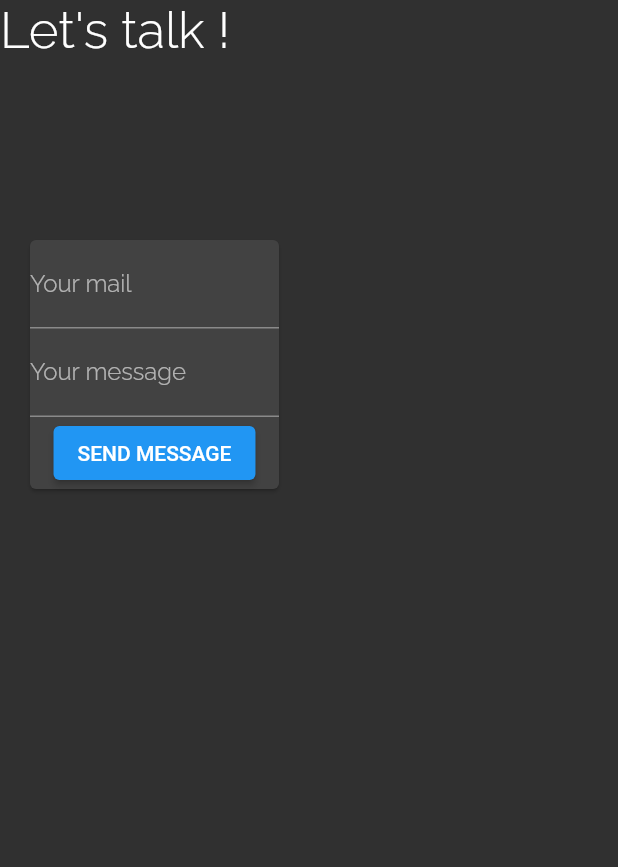
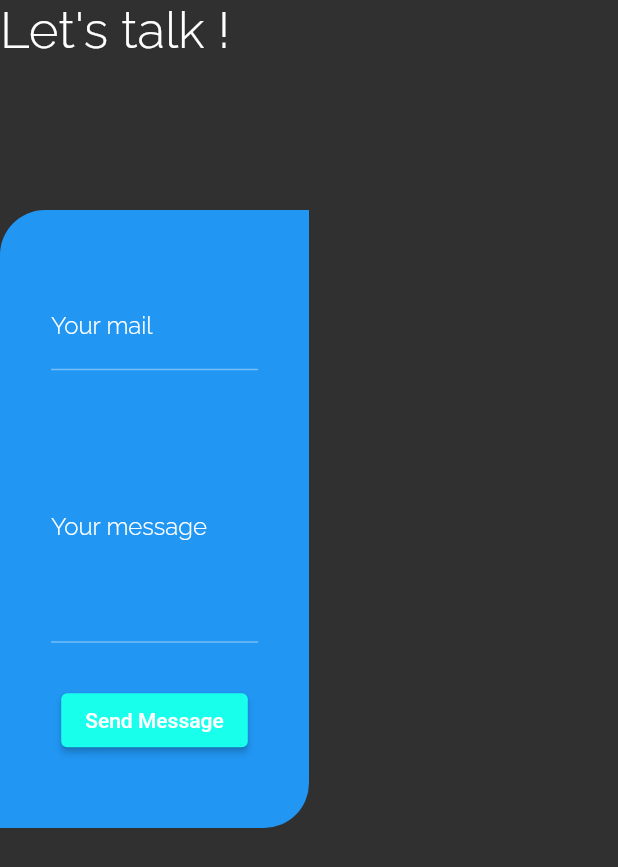
Before and after one commit to DrozdAllan/PortfolioFlutter, a Flutter app: the Contact widget shown alone on an empty page, opened directly, on a phone screen of 412 x 824 dp. Shown: the top 867 px of the screen. Run offline on Flutter 3.47's test engine with Material 2 defaults, Android fonts, the light colour scheme and no system bars; our stand-ins replace carousel_slider, cloud_firestore, firebase_core, google_fonts; accounts and stored records are empty; statements that could not run were skipped.

Commit message:
contact form done, blabla do the rest

```diff
--- /dev/null
+++ b/lib/models/firestore_message_model.dart
@@ -0,0 +1,29 @@
+import 'dart:convert';
+
+class FirestoreMessage {
+  final String mail;
+  final String message;
+  FirestoreMessage({
+    required this.mail,
+    required this.message,
+  });
+
+  Map<String, dynamic> toMap() {
+    return {
+      'mail': mail,
+      'message': message,
+    };
+  }
+
+  factory FirestoreMessage.fromMap(Map<String, dynamic> map) {
+    return FirestoreMessage(
+      mail: map['mail'] ?? '',
+      message: map['message'] ?? '',
+    );
+  }
+
+  String toJson() => json.encode(toMap());
+
+  factory FirestoreMessage.fromJson(String source) =>
+      FirestoreMessage.fromMap(json.decode(source));
+}
--- /dev/null
+++ b/lib/services/mailer.dart
@@ -0,0 +1,20 @@
+import 'package:cloud_firestore/cloud_firestore.dart';
+import 'package:portfolio_flutter/models/firestore_message_model.dart';
+
+class Mailer {
+  static final messagesRef = FirebaseFirestore.instance
+      .collection('messages')
+      .withConverter(
+          fromFirestore: ((snapshot, options) =>
+              FirestoreMessage.fromMap(snapshot.data()!)),
+          toFirestore: (FirestoreMessage firestoreMessage, _) =>
+              firestoreMessage.toMap());
+
+  Future<dynamic> saveMessage(FirestoreMessage message) async {
+    return messagesRef.add(message).then((value) {
+      return 201;
+    }).catchError((error) {
+      return 'an error occured :  $error';
+    });
+  }
+}
--- a/lib/style.dart
+++ b/lib/style.dart
@@ -5,8 +5,18 @@ ThemeData myTheme = ThemeData(
   primarySwatch: Colors.blue,
   brightness: Brightness.dark,
   textTheme: TextTheme(
-    bodyText2: GoogleFonts.raleway(fontWeight: FontWeight.w300),
+    bodyText2: GoogleFonts.raleway(fontWeight: FontWeight.w300, fontSize: 16),
     subtitle1: GoogleFonts.raleway(fontWeight: FontWeight.w300),
+    // all category titles
+    headline2: GoogleFonts.raleway(
+        fontWeight: FontWeight.w300, fontSize: 34, color: Colors.white),
+  ),
+
+  inputDecorationTheme: const InputDecorationTheme(
+    labelStyle: TextStyle(color: Colors.white),
+    focusedBorder: OutlineInputBorder(
+      borderSide: BorderSide(color: Colors.white),
+    ),
   ),
   // TODO: do the scrollbar theme
 //   scrollbarTheme: ScrollbarThemeData()
--- a/lib/widgets/contact.dart
+++ b/lib/widgets/contact.dart
@@ -1,4 +1,9 @@
+import 'dart:developer';
+
 import 'package:flutter/material.dart';
+
+import 'package:portfolio_flutter/models/firestore_message_model.dart';
+import 'package:portfolio_flutter/services/mailer.dart';
 
 class Contact extends StatefulWidget {
   const Contact({Key? key}) : super(key: key);
@@ -11,6 +16,10 @@ class _ContactState extends State<Contact> {
   final _formKey = GlobalKey<FormState>();
   late TextEditingController _mailController;
   late TextEditingController _messageController;
+
+  RegExp regExp = RegExp(r"[^\s]+@[^\s]+\.[^\s]+");
+
+  bool isSuccessSent = false;
 
   @override
   void initState() {
@@ -26,10 +35,10 @@ class _ContactState extends State<Contact> {
       child: Column(
         children: [
           Row(
-            children: const [
+            children: [
               Text(
                 'Let\'s talk !',
-                style: TextStyle(color: Colors.white, fontSize: 34.0),
+                style: Theme.of(context).textTheme.headline2,
               ),
             ],
           ),
@@ -39,32 +48,81 @@ class _ContactState extends State<Contact> {
           Row(
             children: [
               Container(
-                padding: EdgeInsets.all(8.0),
+                decoration: const BoxDecoration(
+                  color: Colors.blue,
+                  borderRadius: BorderRadius.only(
+                    topLeft: Radius.circular(30),
+                    bottomRight: Radius.circular(30),
+                  ),
+                ),
+                padding: const EdgeInsets.all(34.0),
                 width: MediaQuery.of(context).size.width / 2,
-                child: Card(
-                  margin: EdgeInsets.all(12.0),
+                height: MediaQuery.of(context).size.height / 2,
                 child: Form(
                   key: _formKey,
                   child: Column(
+                    mainAxisAlignment: MainAxisAlignment.spaceAround,
                     children: [
                       TextFormField(
                         controller: _mailController,
-                            decoration: InputDecoration(
-                              label: Text('Your mail'),
+                        decoration: const InputDecoration(
+                          label: Text(
+                            'Your mail',
                           ),
+                        ),
+                        cursorColor: Colors.white,
+                        validator: (value) {
+                          if (value == null || value.isEmpty) {
+                            return 'Please enter a valid email address';
+                          }
+                          if (regExp.hasMatch(value)) {
+                            return null;
+                          }
+                          return 'invalid mail format';
+                        },
                       ),
                       TextFormField(
                         controller: _messageController,
-                            decoration: InputDecoration(
+                        maxLines: 6,
+                        decoration: const InputDecoration(
                           label: Text('Your message'),
                         ),
+                        cursorColor: Colors.white,
+                        validator: (value) {
+                          if (value == null || value.isEmpty) {
+                            return 'Please at least 80 characters';
+                          }
+                          return null;
+                        },
                       ),
                       ElevatedButton(
-                            onPressed: () {},
-                            child: Text('SEND MESSAGE'),
+                        style: ButtonStyle(
+                            backgroundColor: MaterialStateProperty.all(
+                                isSuccessSent
+                                    ? Colors.green
+                                    : Color.fromARGB(255, 24, 255, 236))),
+                        child: Text(
+                            isSuccessSent ? 'Message sent !' : 'Send Message'),
+                        onPressed: () async {
+                          if (_formKey.currentState!.validate()) {
+                            log('form valid');
+                            dynamic resultCode = await Mailer().saveMessage(
+                                FirestoreMessage(
+                                    mail: _mailController.value.text,
+                                    message: _messageController.value.text));
+                            if (resultCode == 201) {
+                              setState(() {
+                                isSuccessSent = true;
+                              });
+                              _formKey.currentState!.reset();
+                            }
+                          } else {
+                            log('invalid form');
+                          }
+                        },
                       ),
                     ],
-                      )),
+                  ),
                 ),
               ),
             ],
--- a/lib/widgets/services.dart
+++ b/lib/widgets/services.dart
@@ -16,10 +16,10 @@ class _ServicesState extends State<Services> {
       child: Column(
         children: [
           Row(
-            children: const [
+            children: [
               Text(
                 'What I can do for you',
-                style: TextStyle(color: Colors.white, fontSize: 34.0),
+                style: Theme.of(context).textTheme.headline2,
               ),
             ],
           ),
--- a/lib/widgets/skills.dart
+++ b/lib/widgets/skills.dart
@@ -28,10 +28,10 @@ class _SkillsState extends State<Skills> {
       child: Column(
         children: [
           Row(
-            children: const [
+            children: [
               Text(
                 'What I know',
-                style: TextStyle(color: Colors.white, fontSize: 34.0),
+                style: Theme.of(context).textTheme.headline2,
               ),
             ],
           ),
--- a/pubspec.yaml
+++ b/pubspec.yaml
@@ -72,8 +72,7 @@ flutter:
   # For details regarding adding assets from package dependencies, see
   # https://flutter.dev/assets-and-images/#from-packages
 
-
   fonts:
-    - family:  CustomIcons
+    - family: CustomIcons
       fonts:
         - asset: assets/fonts/CustomIcons.ttf
```
Also changed, not shown: lib/screens/desktop_drawer.dart (+10 -5 lines), lib/widgets/about.dart (+2 -5 lines), lib/widgets/portfolio.dart (+12 -8 lines). Lines whose indentation alone changed are shown as unchanged.
